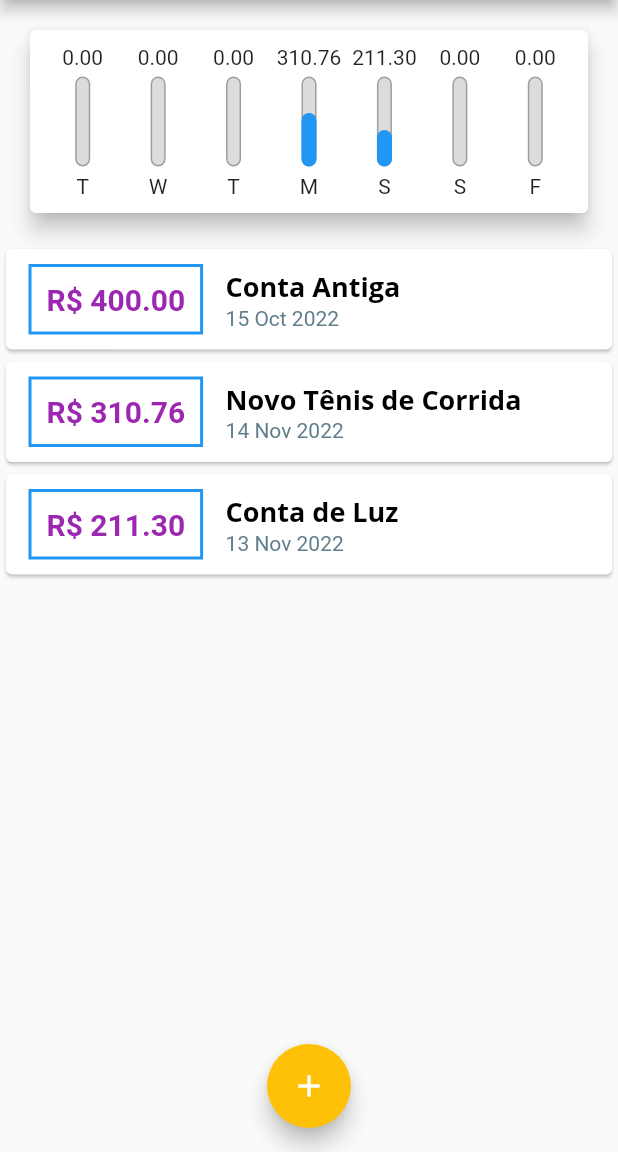
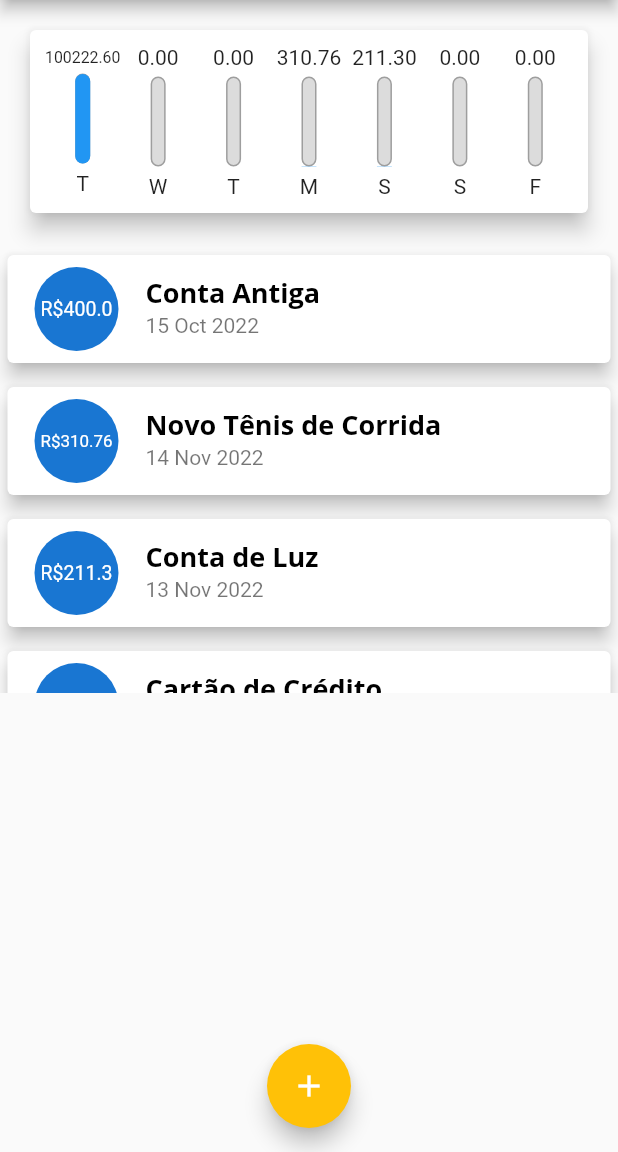
Before and after one commit to michelbaleeiro/expenses, a Flutter app: the screen it shows after launch, on a phone screen of 412 x 824 dp, the part 84-1236 px from its top. Run offline on Flutter 3.47's test engine with Material 2 defaults, Android fonts, the phone set to English and light mode, and no system bars.

Commit message:
128. Usando ListTile

```diff
--- a/lib/components/transaction_list.dart
+++ b/lib/components/transaction_list.dart
@@ -39,41 +39,28 @@ class TransactionList extends StatelessWidget {
               itemBuilder: (ctx, index) {
                 final tr = transactions[index];
                 return Card(
-                  child: Row(
-                    children: [
-                      Container(
+                  elevation: 5,
                   margin: const EdgeInsets.symmetric(
-                            horizontal: 15, vertical: 10),
-                        decoration: BoxDecoration(
-                          border: Border.all(
-                            color: Theme.of(context).primaryColor,
-                            width: 2,
+                    vertical: 8,
+                    horizontal: 5
                   ),
-                        ),
-                        padding: const EdgeInsets.all(10),
-                        child: Text(
-                          'R\$ ${tr.value.toStringAsFixed(2)}',
-                          style: const TextStyle(
-                            fontWeight: FontWeight.bold,
-                            fontSize: 20,
-                            color: Colors.purple,
+                  child: ListTile(
+                    leading: CircleAvatar(
+                      radius: 30,
+                      child: Padding(
+                        padding: const EdgeInsets.all(6.0),
+                        child: FittedBox(
+                          child: Text('R\$${tr.value}'),
                         ),
                       ),
                     ),
-                      Column(
-                        crossAxisAlignment: CrossAxisAlignment.start,
-                        children: <Widget>[
-                          Text(
+                    title: Text(
                       tr.title,
                       style: Theme.of(context).textTheme.headline6,
                     ),
-                          Text(
+                    subtitle: Text(
                       DateFormat('d MMM y').format(tr.date),
-                            style: const TextStyle(color: Colors.blueGrey),
                     ),
-                        ],
-                      )
-                    ],
                   ),
                 );
               },
--- a/lib/main.dart
+++ b/lib/main.dart
@@ -72,8 +72,19 @@ class _MyHomePageState extends State<MyHomePage> {
       value: 211.30,
       date: DateTime.now().subtract(const Duration(days: 4)),
     ),
+    Transaction(
+      id: 't3',
+      title: 'Cartão de Crédito',
+      value: 100211.30,
+      date: DateTime.now(),
+    ),
+    Transaction(
+      id: 't4',
+      title: 'Lanche',
+      value: 11.30,
+      date: DateTime.now(),
+    ),
   ];
-
   // ignore: unused_element
   List<Transaction>? get _recentTransactions {
     return _transactions.where((tr) {
```
Lines whose indentation alone changed are shown as unchanged.
